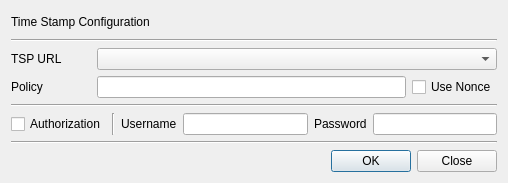
First picture: the form in BerEditor/time_stamp_dlg.ui, repository jykim74/BerEditor, before the edit.
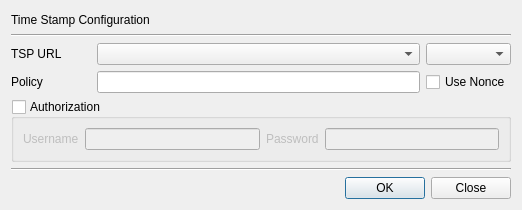
Second picture: the form after the edit.

The edit to the form file:
```diff
--- a/BerEditor/time_stamp_dlg.ui
+++ b/BerEditor/time_stamp_dlg.ui
@@ -6,8 +6,8 @@
    <rect>
     <x>0</x>
     <y>0</y>
-    <width>506</width>
-    <height>183</height>
+    <width>518</width>
+    <height>210</height>
    </rect>
   </property>
   <property name="windowTitle">
@@ -33,17 +33,23 @@
     </widget>
    </item>
    <item>
-    <layout class="QGridLayout" name="gridLayout_3">
+    <layout class="QGridLayout" name="gridLayout_4">
+     <property name="topMargin">
+      <number>0</number>
+     </property>
+     <item row="0" column="1">
+      <widget class="QComboBox" name="mURLCombo">
+       <property name="minimumSize">
+        <size>
+         <width>0</width>
+         <height>0</height>
+        </size>
+       </property>
+      </widget>
+     </item>
      <item row="1" column="1">
       <widget class="QLineEdit" name="mPolicyText"/>
      </item>
-     <item row="1" column="0">
-      <widget class="QLabel" name="label_3">
-       <property name="text">
-        <string>Policy</string>
-       </property>
-      </widget>
-     </item>
      <item row="0" column="0">
       <widget class="QLabel" name="label_2">
        <property name="minimumSize">
@@ -57,6 +63,13 @@
        </property>
       </widget>
      </item>
+     <item row="1" column="0">
+      <widget class="QLabel" name="label_3">
+       <property name="text">
+        <string>Policy</string>
+       </property>
+      </widget>
+     </item>
      <item row="1" column="2">
       <widget class="QCheckBox" name="mUseNonceCheck">
        <property name="text">
@@ -64,38 +77,32 @@
        </property>
       </widget>
      </item>
-     <item row="0" column="1" colspan="2">
-      <widget class="QComboBox" name="mURLCombo">
+     <item row="0" column="2">
+      <widget class="QComboBox" name="mHashCombo"/>
+     </item>
+    </layout>
+   </item>
+   <item>
+    <widget class="QGroupBox" name="mAuthGroup">
        <property name="minimumSize">
         <size>
-         <width>400</width>
+       <width>500</width>
          <height>0</height>
         </size>
        </property>
-      </widget>
-     </item>
-    </layout>
-   </item>
-   <item>
-    <widget class="Line" name="line_3">
-     <property name="orientation">
-      <enum>Qt::Horizontal</enum>
+     <property name="title">
+      <string>Authorization</string>
      </property>
-    </widget>
-   </item>
+     <property name="checkable">
+      <bool>true</bool>
+     </property>
+     <property name="checked">
+      <bool>false</bool>
+     </property>
+     <layout class="QVBoxLayout" name="verticalLayout_2">
    <item>
-    <layout class="QGridLayout" name="gridLayout_4">
-     <item row="0" column="3">
-      <widget class="QLineEdit" name="mUserNameText"/>
-     </item>
+       <layout class="QGridLayout" name="gridLayout_5">
      <item row="0" column="2">
-      <widget class="QLabel" name="mUserNameLabel">
-       <property name="text">
-        <string>Username</string>
-       </property>
-      </widget>
-     </item>
-     <item row="0" column="4">
       <widget class="QLabel" name="mPasswdLabel">
        <property name="text">
         <string>Password</string>
@@ -103,23 +110,26 @@
       </widget>
      </item>
      <item row="0" column="0">
-      <widget class="QCheckBox" name="mAuthCheck">
+         <widget class="QLabel" name="mUserNameLabel">
        <property name="text">
-        <string>Authorization</string>
+           <string>Username</string>
        </property>
       </widget>
      </item>
-     <item row="0" column="5">
-      <widget class="QLineEdit" name="mPasswdText"/>
-     </item>
      <item row="0" column="1">
-      <widget class="Line" name="line_4">
-       <property name="orientation">
-        <enum>Qt::Vertical</enum>
+         <widget class="QLineEdit" name="mUserNameText"/>
+        </item>
+        <item row="0" column="3">
+         <widget class="QLineEdit" name="mPasswdText">
+          <property name="echoMode">
+           <enum>QLineEdit::Password</enum>
        </property>
       </widget>
      </item>
     </layout>
+      </item>
+     </layout>
+    </widget>
    </item>
    <item>
     <widget class="Line" name="line">
```
Lines whose indentation alone changed are shown as unchanged.
